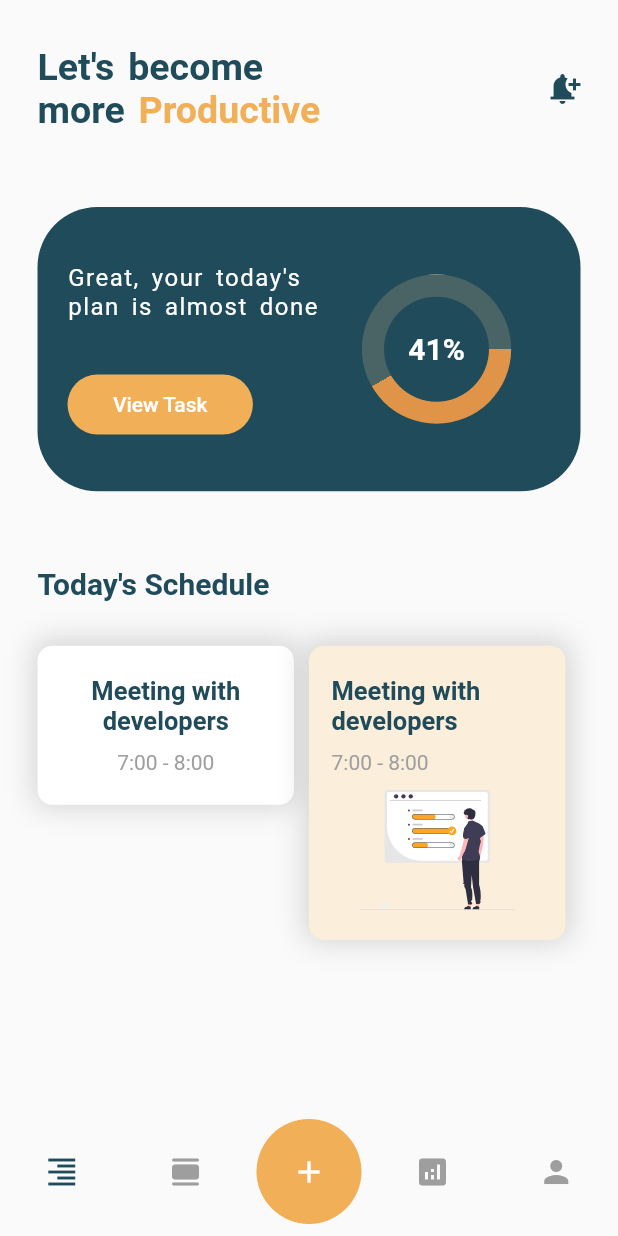
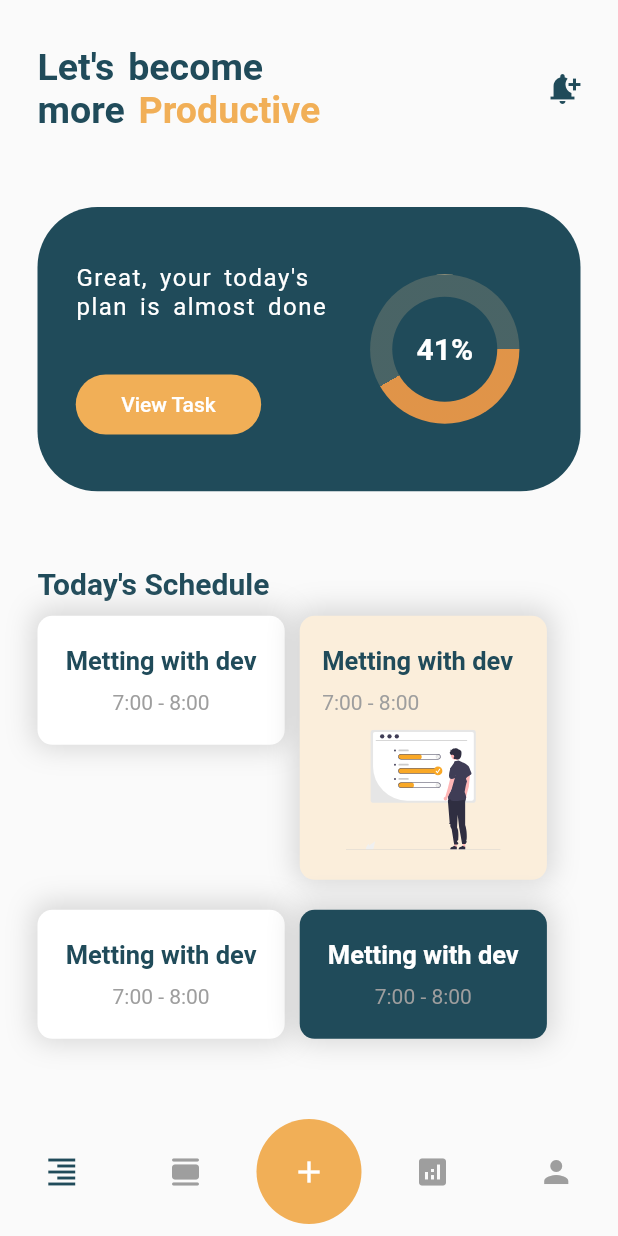
Before and after one commit to TamynatorSama/task_manager, a Flutter app: the screen it shows after launch, on a phone screen of 412 x 824 dp. Run offline on Flutter 3.47's test engine with Material 2 defaults, Android fonts, the phone set to English and light mode, and no system bars; our stand-ins replace flutter_svg, table_calendar; missing offline and left inert: dart:ffi.

Commit message:
did some little changes to the home, and task card

```diff
--- a/lib/main.dart
+++ b/lib/main.dart
@@ -2,10 +2,8 @@ import 'package:flutter/material.dart';
 import 'package:task/tabs/add_new.dart';
 import 'package:task/tabs/calender.dart';
 import 'package:task/tabs/home.dart';
-import 'package:flutter/services.dart';
 
 void main() {
-  SystemChrome.setEnabledSystemUIMode(SystemUiMode.leanBack);
   runApp(const MyApp());
 }
 
@@ -70,7 +68,7 @@ class _MyHomePageState extends State<MyHomePage> {
   Widget bottomItems(IconData display, plus) {
     return GestureDetector(
       onTap: () {
-        setState(() {
+           setState(() {
           _selectedindex = plus;
         });
       },
--- a/lib/reuseable/task_card.dart
+++ b/lib/reuseable/task_card.dart
@@ -1,3 +1,5 @@
+import 'dart:ffi';
+
 import 'package:flutter/material.dart';
 import 'package:flutter_svg/svg.dart';
 
@@ -5,8 +7,15 @@ class TaskCard extends StatelessWidget {
   final String title;
   final String timeRange;
   final String? illustration;
+  final VoidCallback? function;
 
-  const TaskCard({Key? key, required this.title, required this.timeRange,this.illustration})
+  const TaskCard(
+      {Key? key,
+      required this.title,
+      required this.timeRange,
+      this.illustration,
+      this.function
+      })
       : super(key: key);
 
   @override
@@ -14,10 +23,12 @@ class TaskCard extends StatelessWidget {
     return Container(
       margin: const EdgeInsets.fromLTRB(0, 10, 10, 10),
       padding: const EdgeInsets.symmetric(vertical: 20, horizontal: 15),
-      width: MediaQuery.of(context).size.width * 0.7,
+      width: MediaQuery.of(context).size.width * 0.4,
       decoration: BoxDecoration(
           borderRadius: BorderRadius.circular(10),
-          color: illustration == null ? Colors.white : Color.fromRGBO(251, 238, 219, 1),
+          color: illustration == null
+              ? function == null ?  Colors.white : const Color.fromRGBO(32, 75, 90, 1)
+              : const Color.fromRGBO(251, 238, 219, 1),
           boxShadow: [
             BoxShadow(
                 blurRadius: 15,
@@ -26,13 +37,15 @@ class TaskCard extends StatelessWidget {
                 offset: Offset.fromDirection(5)),
           ]),
       child: Column(
-        crossAxisAlignment: illustration == null ? CrossAxisAlignment.center : CrossAxisAlignment.start,
+        crossAxisAlignment: illustration == null
+            ? CrossAxisAlignment.center
+            : CrossAxisAlignment.start,
         children: [
           Text(
             title,
-            textAlign: illustration == null ? TextAlign.center :TextAlign.left,
-            style: const TextStyle(
-                color: Color.fromRGBO(32, 75, 90, 1),
+            textAlign: illustration == null ? TextAlign.center : TextAlign.left,
+            style: TextStyle(
+                color: function == null ? const Color.fromRGBO(32, 75, 90, 1) : Colors.white,
                 fontWeight: FontWeight.w600,
                 fontSize: 17),
           ),
@@ -40,17 +53,21 @@ class TaskCard extends StatelessWidget {
             padding: const EdgeInsets.only(top: 10),
             child: Text(
               timeRange,
-              style: const TextStyle(
-                color: Colors.grey
-              ),
+              style: const TextStyle(color: Colors.grey),
             ),
           ),
-          illustration == null ? SizedBox():
-          Container(
-            margin: const EdgeInsets.only(top: 10,),
-            height: 80,
-            child: SvgPicture.asset("${illustration}",width: double.infinity,),
-          )
+          illustration == null
+              ? const SizedBox()
+              : Container(
+                  margin: const EdgeInsets.only(
+                    top: 10,
+                  ),
+                  height: 80,
+                  child: SvgPicture.asset(
+                    "${illustration}",
+                    width: double.infinity,
+                  ),
+                )
         ],
       ),
     );
--- a/lib/tabs/home.dart
+++ b/lib/tabs/home.dart
@@ -109,16 +109,18 @@ class _HomeState extends State<Home> {
                       ],
                     ),
                   ),
-                  Expanded(
-                    child: Padding(
-                      padding: const EdgeInsets.all(25.0),
+                    Padding(
+                      padding: const EdgeInsets.fromLTRB(0,25,0,25 ),
                       child: Stack(
+                        alignment: Alignment.center,
                         children: [
+                          //progress indicator implementation
                           ShaderMask(
                             shaderCallback: (rect) {
                               return SweepGradient(
                                   startAngle: 0.0,
                                   endAngle: 2 * 3.142,
+                                  //position for the progress
                                   stops: [calc(), calc()],
                                   center: Alignment.center,
                                   colors: [
@@ -126,14 +128,16 @@ class _HomeState extends State<Home> {
                                     Colors.white.withOpacity(0.2)
                                   ]).createShader(rect);
                             },
+                            //the overlay that actually display the progress
                             child: Container(
-                              width: 150,
-                              height: 150,
+                              width: 130,
+                              height: 130,
                               decoration: const BoxDecoration(
                                   shape: BoxShape.circle,
                                   color: Color.fromARGB(255, 243, 202, 148)),
                             ),
                           ),
+                          //this is for the inner circle of the progress indicator
                           Center(
                             child: Container(
                               alignment: Alignment.center,
@@ -154,7 +158,6 @@ class _HomeState extends State<Home> {
                         ],
                       ),
                     ),
-                  ),
                 ]),
           ),
         ),
@@ -165,27 +168,18 @@ class _HomeState extends State<Home> {
               color: Color.fromRGBO(32, 75, 90, 1),
               fontWeight: FontWeight.bold),
         ),
-        Padding(
-          padding: const EdgeInsets.only(top: 20),
-          child: SingleChildScrollView(
-            child: Table(
-              border: null,
-              defaultVerticalAlignment: TableCellVerticalAlignment.top,
-              children: const [
-                TableRow(children: [
-                  TaskCard(
-                      title: "Meeting with developers",
-                      timeRange: "7:00 - 8:00"),
-                  TaskCard(
-                    title: "Meeting with developers",
-                    timeRange: "7:00 - 8:00",
-                    illustration: "assets/images/one3.svg",
-                  )
-                ]),
+        Expanded(
+          child: Container(
+            child: Wrap(
+              children: [
+                TaskCard(title: "Metting with dev", timeRange: "7:00 - 8:00"),
+                TaskCard(title: "Metting with dev", timeRange: "7:00 - 8:00",illustration: "assets/images/one3.svg",),
+                TaskCard(title: "Metting with dev", timeRange: "7:00 - 8:00"),
+                TaskCard(title: "Metting with dev", timeRange: "7:00 - 8:00",function:(){}),
               ],
-            ),
+              ),
           ),
-        )
+          ),
       ]),
     );
   }
```
Also changed, not shown: lib/tabs/add_new.dart (+2 -138 lines).
